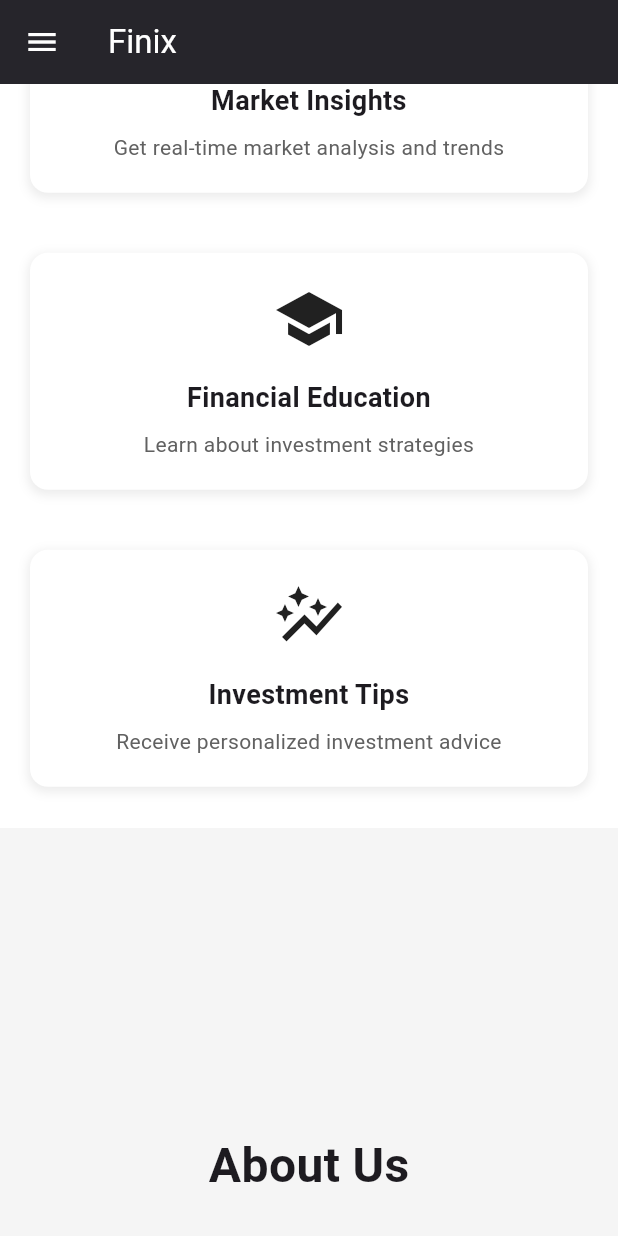
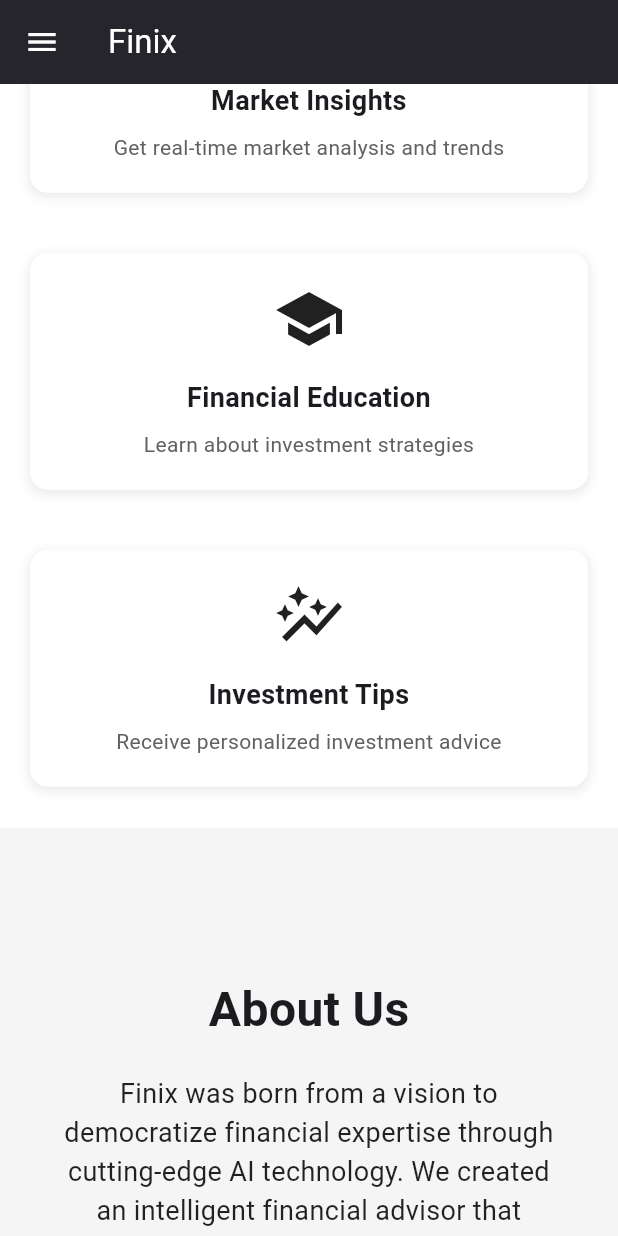
Before and after one commit to Yash-user/Finix.ai, a Flutter app: the screen it shows once a user with an empty profile is signed in, scrolled down 1152 dp, on a phone screen of 412 x 824 dp. Run offline on Flutter 3.47's test engine with Material 3 defaults, Android fonts, the phone set to English and light mode, and no system bars; our stand-ins replace firebase_auth, firebase_core, google_sign_in; accounts and stored records are empty.

Commit message:
feat: changed finix description

```diff
--- a/lib/home_page.dart
+++ b/lib/home_page.dart
@@ -259,8 +259,7 @@ class HomePage extends StatelessWidget {
                   ),
                   const SizedBox(height: 20),
                   const Text(
-                    "Finix.ai is a leading financial technology company dedicated to transforming the way people interact with money. "
-                        "Our innovative solutions empower businesses and individuals to manage their finances more efficiently and securely.",
+                    "Finix was born from a vision to democratize financial expertise through cutting-edge AI technology. We created an intelligent financial advisor that combines comprehensive market analysis with personalized guidance. We believe everyone deserves access to sophisticated investment insights and through Finix, we are transforming how individuals navigate financial markets, making smart investing accessible, transparent, and tailored to your unique goals. Our mission is to empower you to make confident financial decisions that build lasting prosperity.",
                     textAlign: TextAlign.center,
                     style: TextStyle(
                       fontSize: 18,
```
